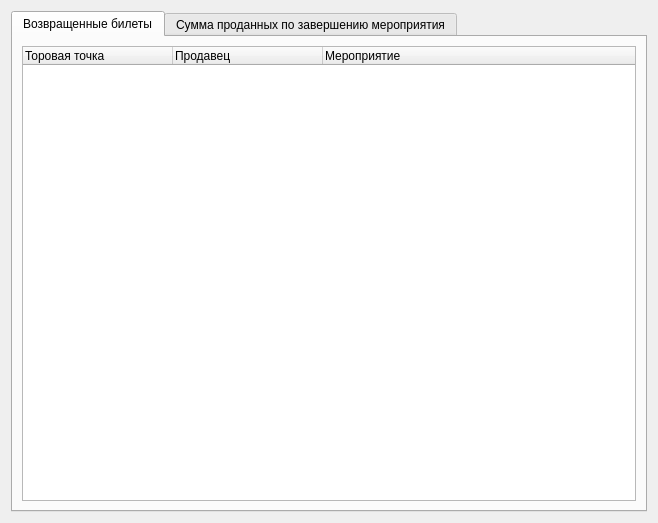
The window that Admin/MainManager/accountingWidget/caccountingwidget.ui (Demonist/TCS) describes before a commit, drawn with Qt 5.
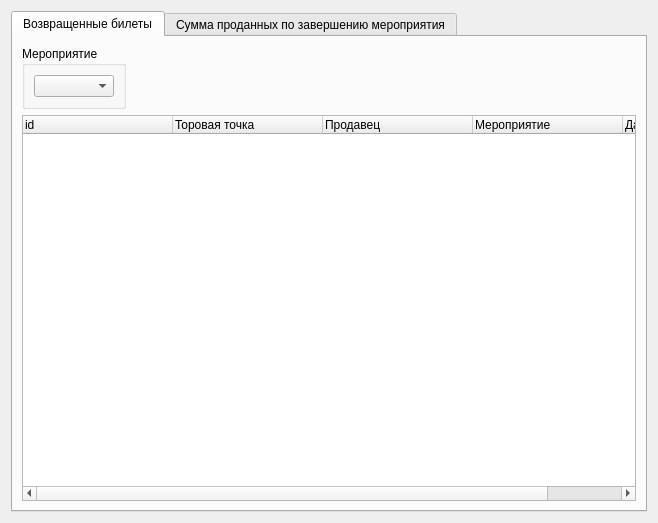
The same window after the commit. The open tabs and pages were chosen to show the change.

```diff
--- a/Admin/MainManager/accountingWidget/caccountingwidget.ui
+++ b/Admin/MainManager/accountingWidget/caccountingwidget.ui
@@ -23,8 +23,33 @@
       <attribute name="title">
        <string>Возвращенные билеты</string>
       </attribute>
-      <layout class="QGridLayout" name="gridLayout_2">
+      <layout class="QGridLayout" name="gridLayout_3">
        <item row="0" column="0">
+        <widget class="QGroupBox" name="groupBox">
+         <property name="title">
+          <string>Мероприятие</string>
+         </property>
+         <layout class="QGridLayout" name="gridLayout_2">
+          <item row="0" column="0">
+           <widget class="QComboBox" name="cbxActions"/>
+          </item>
+         </layout>
+        </widget>
+       </item>
+       <item row="0" column="1">
+        <spacer name="horizontalSpacer">
+         <property name="orientation">
+          <enum>Qt::Horizontal</enum>
+         </property>
+         <property name="sizeHint" stdset="0">
+          <size>
+           <width>529</width>
+           <height>20</height>
+          </size>
+         </property>
+        </spacer>
+       </item>
+       <item row="1" column="0" colspan="2">
         <widget class="QTreeWidget" name="twReturnedTickets">
          <property name="rootIsDecorated">
           <bool>false</bool>
@@ -35,6 +60,11 @@
          <attribute name="headerDefaultSectionSize">
           <number>150</number>
          </attribute>
+         <column>
+          <property name="text">
+           <string>id</string>
+          </property>
+         </column>
          <column>
           <property name="text">
            <string>Торовая точка</string>
@@ -50,6 +80,11 @@
            <string>Мероприятие</string>
           </property>
          </column>
+         <column>
+          <property name="text">
+           <string>Дата и время</string>
+          </property>
+         </column>
         </widget>
        </item>
       </layout>
```
